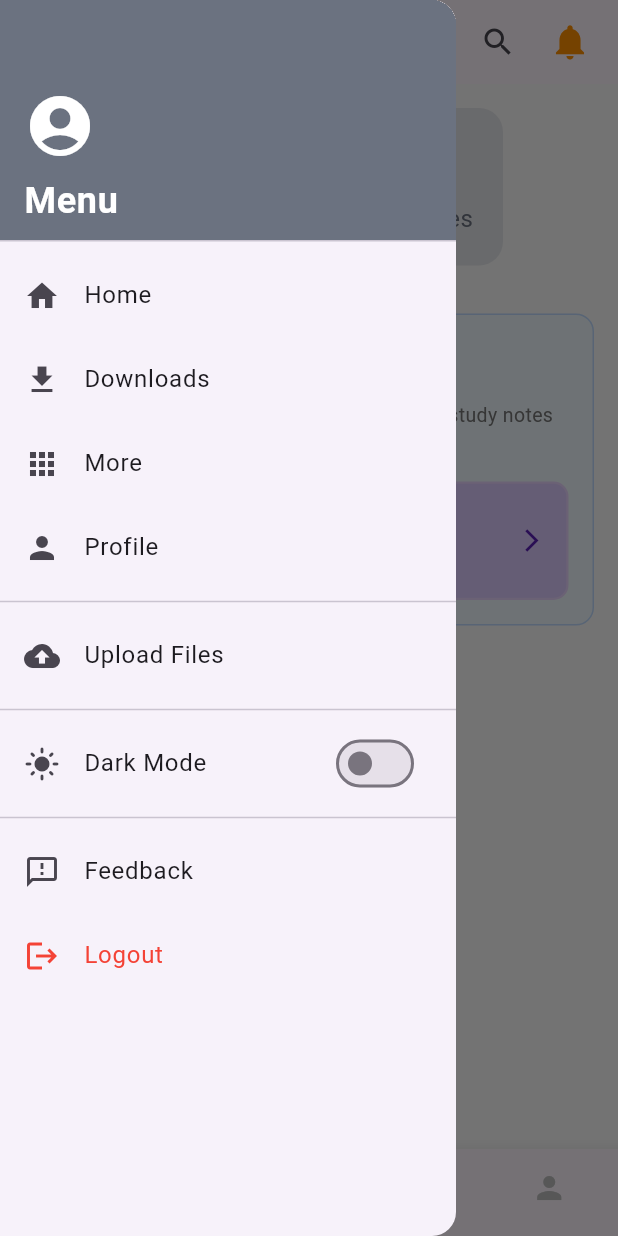
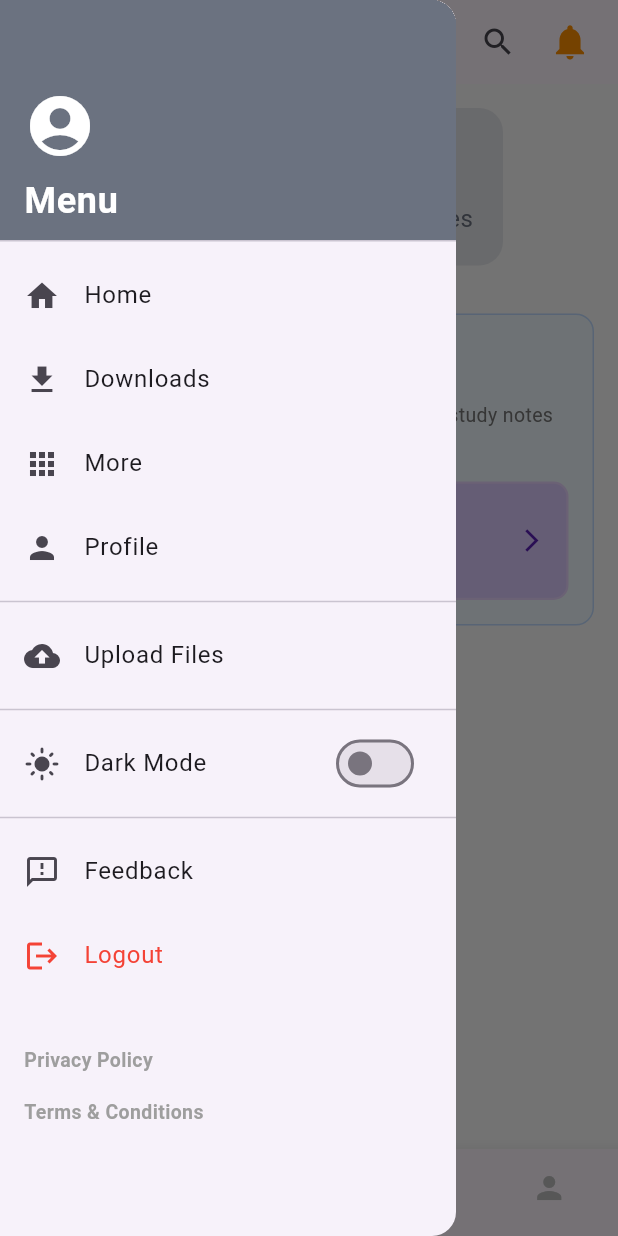
Before and after one commit to karthik-chellumahanthi/Student-Notes, a Flutter app: the screen it shows once a user with an empty profile is signed in, with the side drawer open, on a phone screen of 412 x 824 dp. Run offline on Flutter 3.47's test engine with Material 3 defaults, Android fonts, the light colour scheme and no system bars; our stand-ins replace cloud_firestore, cloud_functions, connectivity_plus, file_picker, firebase_auth, firebase_core and 7 more; missing offline and left inert: encrypt, pdfx; accounts and stored records are empty.

Commit message:
feat: move legal links to side menu and restrict file picker

```diff
--- a/lib/screens/upload_screen.dart
+++ b/lib/screens/upload_screen.dart
@@ -31,7 +31,8 @@ class _UploadScreenState extends State<UploadScreen> {
   Future<void> _pickFile() async {
     try {
       FilePickerResult? result = await FilePicker.pickFiles(
-        type: FileType.any,
+        type: FileType.custom,
+        allowedExtensions: ['pdf', 'doc', 'docx', 'ppt', 'pptx', 'xls', 'xlsx', 'txt', 'rtf', 'csv', 'jpg', 'jpeg', 'png', 'zip', 'rar', '7z'],
       );
 
       if (result != null) {
--- a/lib/widgets/app_scaffold.dart
+++ b/lib/widgets/app_scaffold.dart
@@ -9,6 +9,8 @@ import 'package:cloud_firestore/cloud_firestore.dart';
 import 'package:firebase_auth/firebase_auth.dart';
 import '../screens/upload_screen.dart';
 import 'subject_search_delegate.dart';
+import '../screens/privacy_policy_screen.dart';
+import '../screens/terms_conditions_screen.dart';
 
 class AppScaffold extends StatelessWidget {
   final Widget body;
@@ -421,6 +423,48 @@ class AppScaffold extends StatelessWidget {
                       _showLogoutConfirmationDialog(context);
                     },
                   ),
+                  const SizedBox(height: 16),
+                  Padding(
+                    padding: const EdgeInsets.symmetric(horizontal: 16.0, vertical: 8.0),
+                    child: Column(
+                      crossAxisAlignment: CrossAxisAlignment.start,
+                      children: [
+                        InkWell(
+                          onTap: () {
+                            Navigator.pop(context);
+                            Navigator.push(
+                              context,
+                              MaterialPageRoute(builder: (context) => const PrivacyPolicyScreen()),
+                            );
+                          },
+                          child: const Padding(
+                            padding: EdgeInsets.symmetric(vertical: 8.0),
+                            child: Text(
+                              'Privacy Policy',
+                              style: TextStyle(color: Colors.grey, fontSize: 13, fontWeight: FontWeight.w600),
+                            ),
+                          ),
+                        ),
+                        InkWell(
+                          onTap: () {
+                            Navigator.pop(context);
+                            Navigator.push(
+                              context,
+                              MaterialPageRoute(builder: (context) => const TermsConditionsScreen()),
+                            );
+                          },
+                          child: const Padding(
+                            padding: EdgeInsets.symmetric(vertical: 8.0),
+                            child: Text(
+                              'Terms & Conditions',
+                              style: TextStyle(color: Colors.grey, fontSize: 13, fontWeight: FontWeight.w600),
+                            ),
+                          ),
+                        ),
+                        const SizedBox(height: 16),
+                      ],
+                    ),
+                  ),
                 ],
               ),
             )
```
Also changed, not shown: lib/screens/more_screen.dart (+1 -21 lines).
